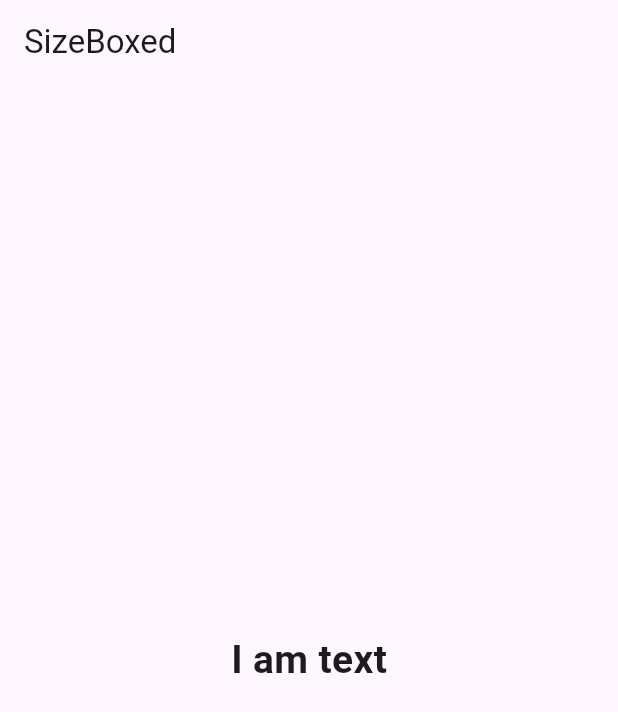
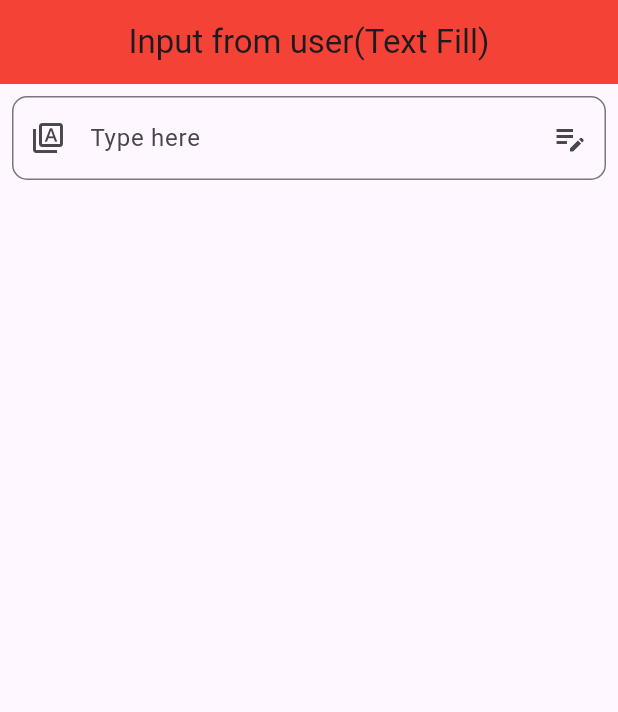
Before and after one commit to BinishaChapagain2/flutter2025, a Flutter app: the screen it shows after launch, on a phone screen of 412 x 824 dp. Shown: the top 712 px of the screen. Run offline on Flutter 3.47's test engine with Material 3 defaults, Android fonts, the phone set to English and light mode, and no system bars.

Commit message:
InputUser

```diff
--- /dev/null
+++ b/lib/InputUser.dart
@@ -0,0 +1,63 @@
+import 'package:flutter/material.dart';
+
+class Inputuser extends StatefulWidget {
+  Inputuser({super.key});
+
+  @override
+  State<Inputuser> createState() => _InputuserState();
+}
+
+class _InputuserState extends State<Inputuser> {
+  final TextEditingController _nameController = TextEditingController();
+
+  @override
+  Widget build(BuildContext context) {
+    return Scaffold(
+      appBar: AppBar(
+        title: Text("Input from user(Text Fill)"),
+        backgroundColor: Colors.red,
+        centerTitle: true,
+      ),
+      body: Padding(
+        padding: const EdgeInsets.all(8.0),
+        child: Column(
+          children: [
+            TextField(
+              controller: _nameController,
+              onChanged: (value) {
+                setState(() {
+                  _nameController.text = value;
+                });
+              },
+              decoration: InputDecoration(
+                hintText: "Enter your Name",
+                border: OutlineInputBorder(
+                  gapPadding: 10,
+
+                  borderRadius: BorderRadius.circular(10),
+                  borderSide: BorderSide(color: Colors.deepPurple, width: 3),
+                ),
+
+                labelText: "Type here",
+                floatingLabelAlignment: FloatingLabelAlignment.center,
+                prefixIcon: Icon(Icons.type_specimen_outlined),
+                suffixIcon: Icon(Icons.edit_note),
+                floatingLabelBehavior: FloatingLabelBehavior.never,
+                counterText: "",
+              ),
+              // obscureText: true,
+              obscuringCharacter: "*",
+              keyboardType: TextInputType.multiline,
+              cursorColor: Colors.amber,
+
+              // maxLength: 10,
+              // minLines: 1,
+              // maxLines: 4,
+            ),
+            Text(_nameController.text),
+          ],
+        ),
+      ),
+    );
+  }
+}
--- a/lib/main.dart
+++ b/lib/main.dart
@@ -1,4 +1,4 @@
-import 'package:binisha_flutter/sizebox_example.dart';
+import 'package:binisha_flutter/InputUser.dart';
 import 'package:flutter/material.dart';
 
 void main() {
@@ -32,7 +32,7 @@ class MyApp extends StatelessWidget {
         colorScheme: ColorScheme.fromSeed(seedColor: Colors.deepPurple),
       ),
       debugShowCheckedModeBanner: false,
-      home: SizeboxExample(),
+      home: Inputuser(),
     );
   }
 }
```
